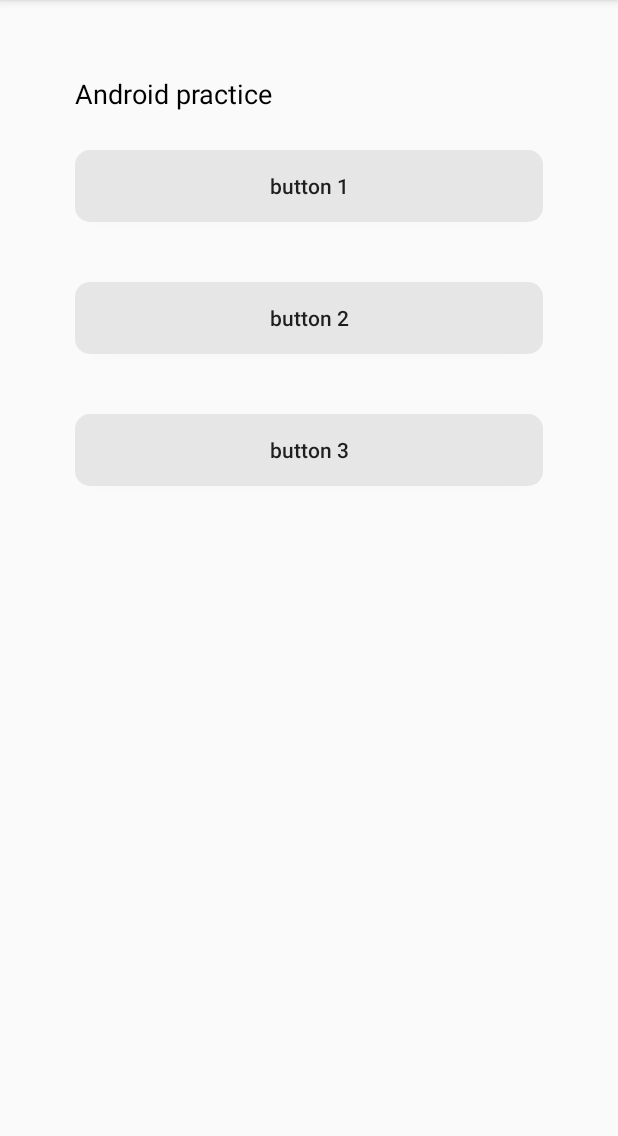
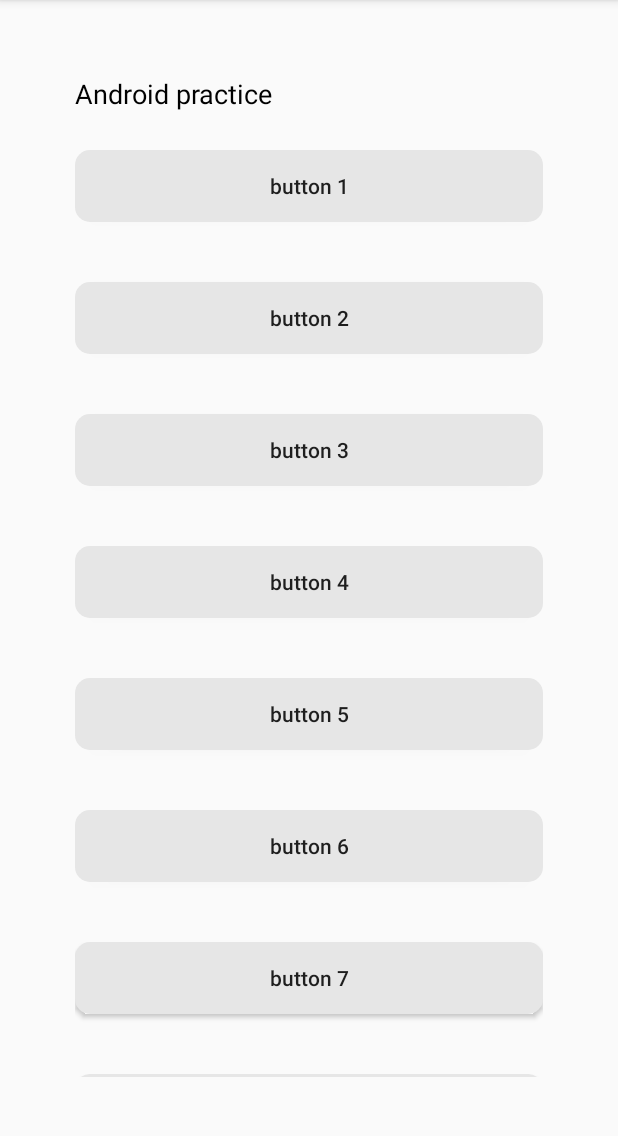
Before and after one commit to Aurora-XD/Hello, an Android app: the screen it shows after launch (MainActivity), on a phone screen of 412 x 824 dp, the part 84-1220 px from its top. Run offline under Robolectric (Android 15) with nearby library versions, the phone set to English and light mode, and no system bars.

Commit message:
add 10 button and scrollView

```diff
--- a/app/src/main/res/layout/activity_main.xml
+++ b/app/src/main/res/layout/activity_main.xml
@@ -16,6 +16,15 @@
             android:textColor="#000000"
             android:textSize="18dp"/>
     </FrameLayout>
+
+    <ScrollView
+        android:layout_width="match_parent"
+        android:layout_height="match_parent">
+
+        <LinearLayout
+            android:layout_width="match_parent"
+            android:layout_height="wrap_content"
+            android:orientation="vertical">
 
             <Button
                 android:id="@+id/button_1"
@@ -43,4 +52,70 @@
                 android:textAllCaps="false"
                 android:background="@drawable/button_background"
                 android:layout_marginBottom="40dp"/>
+
+            <Button
+                android:id="@+id/button_4"
+                android:layout_width="match_parent"
+                android:layout_height="wrap_content"
+                android:text="@string/button_text_4"
+                android:textAllCaps="false"
+                android:background="@drawable/button_background"
+                android:layout_marginBottom="40dp"/>
+
+            <Button
+                android:id="@+id/button_5"
+                android:layout_width="match_parent"
+                android:layout_height="wrap_content"
+                android:text="@string/button_text_5"
+                android:textAllCaps="false"
+                android:background="@drawable/button_background"
+                android:layout_marginBottom="40dp"/>
+
+            <Button
+                android:id="@+id/button_6"
+                android:layout_width="match_parent"
+                android:layout_height="wrap_content"
+                android:text="@string/button_text_6"
+                android:textAllCaps="false"
+                android:background="@drawable/button_background"
+                android:layout_marginBottom="40dp"/>
+
+            <Button
+                android:id="@+id/button_7"
+                android:layout_width="match_parent"
+                android:layout_height="wrap_content"
+                android:text="@string/button_text_7"
+                android:textAllCaps="false"
+                android:background="@drawable/button_background"
+                android:layout_marginBottom="40dp"/>
+
+            <Button
+                android:id="@+id/button_8"
+                android:layout_width="match_parent"
+                android:layout_height="wrap_content"
+                android:text="@string/button_text_8"
+                android:textAllCaps="false"
+                android:background="@drawable/button_background"
+                android:layout_marginBottom="40dp"/>
+
+            <Button
+                android:id="@+id/button_9"
+                android:layout_width="match_parent"
+                android:layout_height="wrap_content"
+                android:text="@string/button_text_9"
+                android:textAllCaps="false"
+                android:background="@drawable/button_background"
+                android:layout_marginBottom="40dp"/>
+
+            <Button
+                android:id="@+id/button_10"
+                android:layout_width="match_parent"
+                android:layout_height="wrap_content"
+                android:text="@string/button_text_10"
+                android:textAllCaps="false"
+                android:background="@drawable/button_background"
+                android:layout_marginBottom="40dp"/>
         </LinearLayout>
+    </ScrollView>
+
+</LinearLayout>
--- a/app/src/main/res/values/strings.xml
+++ b/app/src/main/res/values/strings.xml
@@ -4,5 +4,12 @@
     <string name="button_text_1">button 1</string>
     <string name="button_text_2">button 2</string>
     <string name="button_text_3">button 3</string>
+    <string name="button_text_4">button 4</string>
+    <string name="button_text_5">button 5</string>
+    <string name="button_text_6">button 6</string>
+    <string name="button_text_7">button 7</string>
+    <string name="button_text_8">button 8</string>
+    <string name="button_text_9">button 9</string>
+    <string name="button_text_10">button 10</string>
 
 </resources>
```
Also changed, not shown: 1 other file. Lines whose indentation alone changed are shown as unchanged.
